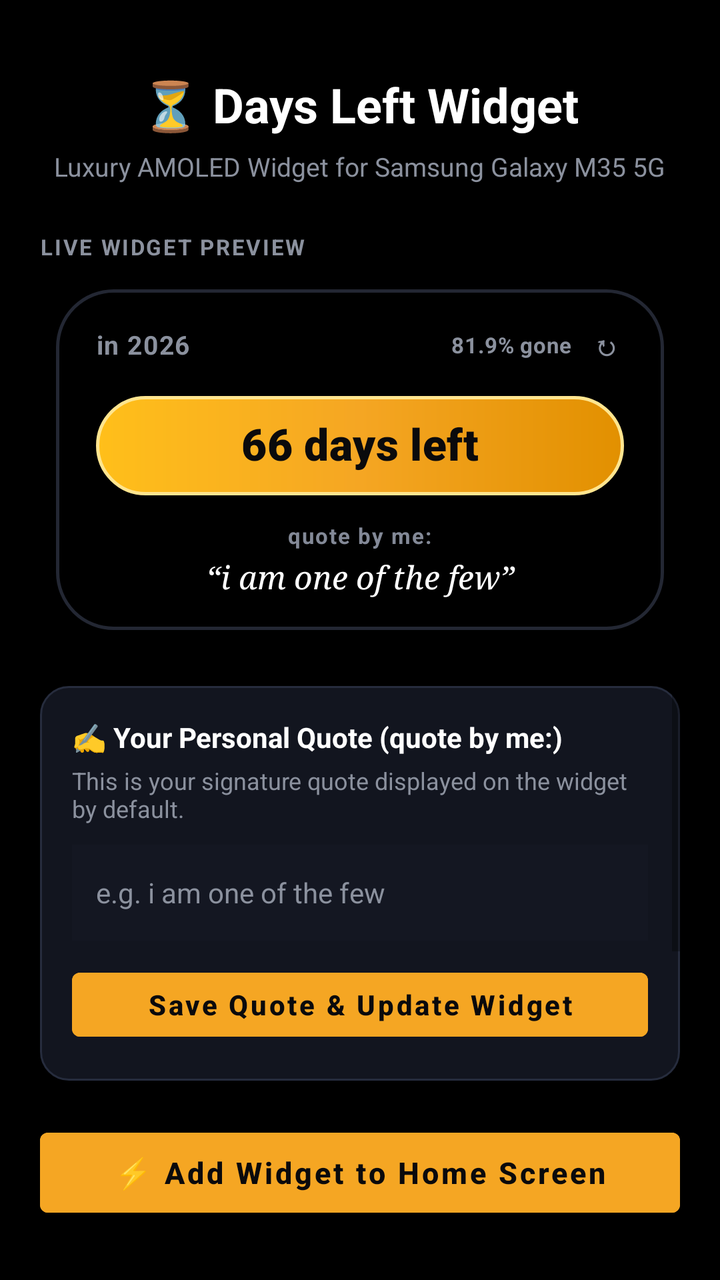
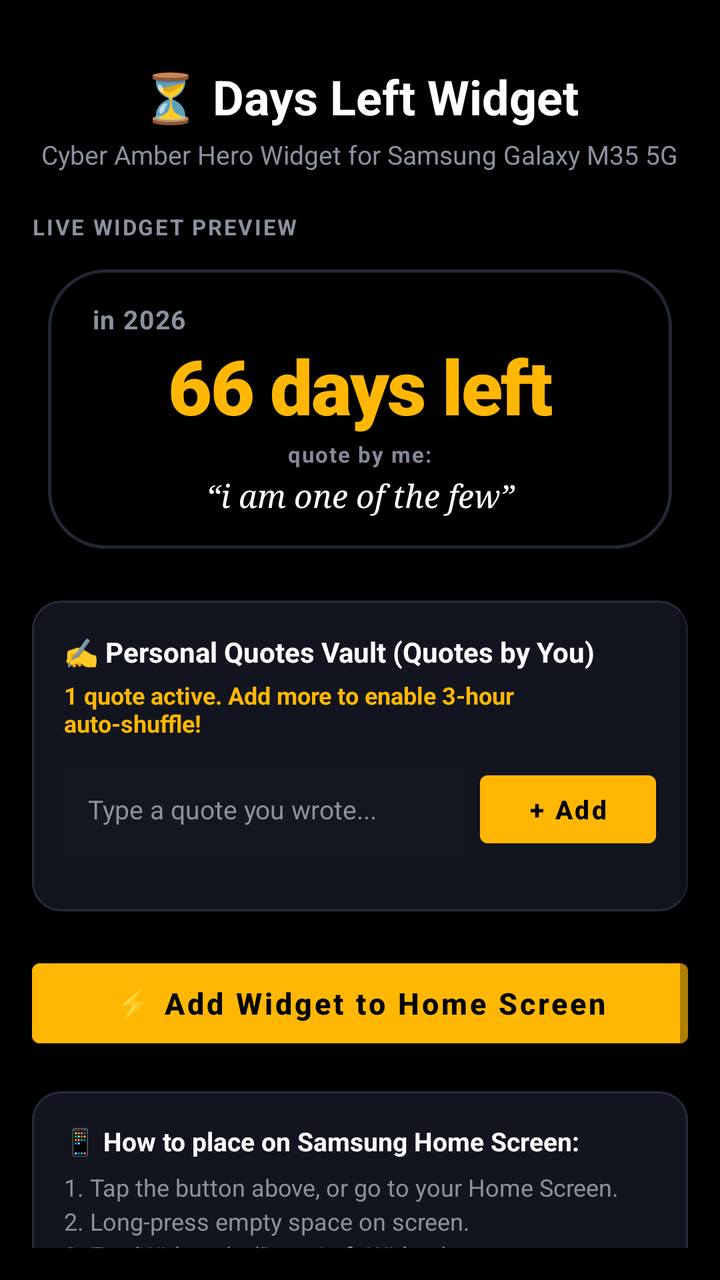

An Android layout rendered at two revisions. The XML below is the earlier revision; the diff shows what the commit changed to produce the second picture.
<!-- AndroidManifest.xml: application theme Theme.DaysLeftWidget -->
<!-- res/layout/activity_main.xml -->
<?xml version="1.0" encoding="utf-8"?>
<ScrollView xmlns:android="http://schemas.android.com/apk/res/android"
    android:layout_width="match_parent"
    android:layout_height="match_parent"
    android:background="@color/widget_card_background"
    android:padding="20dp">

    <LinearLayout
        android:layout_width="match_parent"
        android:layout_height="wrap_content"
        android:gravity="center_horizontal"
        android:orientation="vertical">

        
        <TextView
            android:layout_width="wrap_content"
            android:layout_height="wrap_content"
            android:layout_marginTop="16dp"
            android:text="⏳ Days Left Widget"
            android:textColor="@color/text_title"
            android:textSize="24sp"
            android:textStyle="bold" />

        <TextView
            android:layout_width="wrap_content"
            android:layout_height="wrap_content"
            android:layout_marginTop="6dp"
            android:gravity="center"
            android:text="Luxury AMOLED Widget for Samsung Galaxy M35 5G"
            android:textColor="@color/text_muted"
            android:textSize="13sp" />

        
        <TextView
            android:layout_width="match_parent"
            android:layout_height="wrap_content"
            android:layout_marginTop="24dp"
            android:text="LIVE WIDGET PREVIEW"
            android:textColor="@color/text_muted"
            android:textSize="11sp"
            android:textStyle="bold"
            android:letterSpacing="0.08" />

        <include
            android:id="@+id/preview_widget"
            layout="@layout/widget_days_left"
            android:layout_width="match_parent"
            android:layout_height="wrap_content"
            android:layout_marginTop="8dp" />

        
        <LinearLayout
            android:layout_width="match_parent"
            android:layout_height="wrap_content"
            android:layout_marginTop="22dp"
            android:background="@drawable/quote_bg"
            android:orientation="vertical"
            android:padding="16dp">

            <TextView
                android:layout_width="wrap_content"
                android:layout_height="wrap_content"
                android:text="✍️ Your Personal Quote (quote by me:)"
                android:textColor="@color/text_title"
                android:textSize="14sp"
                android:textStyle="bold" />

            <TextView
                android:layout_width="wrap_content"
                android:layout_height="wrap_content"
                android:layout_marginTop="4dp"
                android:text="This is your signature quote displayed on the widget by default."
                android:textColor="@color/text_muted"
                android:textSize="12sp" />

            <EditText
                android:id="@+id/et_custom_quote"
                android:layout_width="match_parent"
                android:layout_height="48dp"
                android:layout_marginTop="10dp"
                android:background="@color/input_bg"
                android:hint="e.g. i am one of the few"
                android:paddingStart="12dp"
                android:paddingEnd="12dp"
                android:textColor="@color/white"
                android:textColorHint="@color/text_muted"
                android:textSize="14sp" />

            <Button
                android:id="@+id/btn_save_quote"
                android:layout_width="match_parent"
                android:layout_height="44dp"
                android:layout_marginTop="10dp"
                android:backgroundTint="@color/accent_color"
                android:text="Save Quote &amp; Update Widget"
                android:textAllCaps="false"
                android:textColor="@color/pill_text_dark"
                android:textSize="14sp"
                android:textStyle="bold" />
        </LinearLayout>

        
        <Button
            android:id="@+id/btn_pin_widget"
            android:layout_width="match_parent"
            android:layout_height="52dp"
            android:layout_marginTop="20dp"
            android:backgroundTint="@color/accent_color"
            android:text="⚡ Add Widget to Home Screen"
            android:textAllCaps="false"
            android:textColor="@color/pill_text_dark"
            android:textSize="15sp"
            android:textStyle="bold" />

        
        <LinearLayout
            android:layout_width="match_parent"
            android:layout_height="wrap_content"
            android:layout_marginTop="20dp"
            android:background="@drawable/quote_bg"
            android:orientation="vertical"
            android:padding="16dp">

            <TextView
                android:layout_width="wrap_content"
                android:layout_height="wrap_content"
                android:text="📱 How to place on Samsung Home Screen:"
                android:textColor="@color/text_title"
                android:textSize="13sp"
                android:textStyle="bold" />

            <TextView
                android:layout_width="wrap_content"
                android:layout_height="wrap_content"
                android:layout_marginTop="6dp"
                android:lineSpacingExtra="3dp"
                android:text="1. Tap the button above, or go to Home Screen.\n2. Long-press empty space on screen.\n3. Tap 'Widgets' &gt; 'Days Left Widget'.\n4. Drag it to your home screen.\n5. Resize width to span nicely across screen."
                android:textColor="@color/text_muted"
                android:textSize="12sp" />
        </LinearLayout>

        
        <TextView
            android:layout_width="wrap_content"
            android:layout_height="wrap_content"
            android:layout_marginTop="16dp"
            android:layout_marginBottom="24dp"
            android:text="💡 Tip: Tap the widget on your home screen anytime to rotate quotes!"
            android:textColor="@color/text_accent_gold"
            android:textSize="12sp" />

    </LinearLayout>
</ScrollView>
<!-- res/layout/widget_days_left.xml (included above) -->
<?xml version="1.0" encoding="utf-8"?>
<FrameLayout xmlns:android="http://schemas.android.com/apk/res/android"
    android:id="@+id/widget_root"
    android:layout_width="match_parent"
    android:layout_height="match_parent"
    android:paddingStart="8dp"
    android:paddingEnd="8dp"
    android:paddingTop="6dp"
    android:paddingBottom="6dp">

    
    <LinearLayout
        android:id="@+id/widget_card"
        android:layout_width="match_parent"
        android:layout_height="match_parent"
        android:background="@drawable/widget_card_bg"
        android:orientation="vertical"
        android:paddingStart="20dp"
        android:paddingEnd="20dp"
        android:paddingTop="16dp"
        android:paddingBottom="16dp">

        
        <RelativeLayout
            android:layout_width="match_parent"
            android:layout_height="wrap_content">

            <TextView
                android:id="@+id/tv_year_label"
                android:layout_width="wrap_content"
                android:layout_height="wrap_content"
                android:layout_alignParentStart="true"
                android:layout_centerVertical="true"
                android:text="in 2026"
                android:textColor="@color/text_header_muted"
                android:textSize="13sp"
                android:textStyle="bold"
                android:letterSpacing="0.04" />

            <LinearLayout
                android:layout_width="wrap_content"
                android:layout_height="wrap_content"
                android:layout_alignParentEnd="true"
                android:layout_centerVertical="true"
                android:gravity="center_vertical"
                android:orientation="horizontal">

                <TextView
                    android:id="@+id/tv_percent_badge"
                    android:layout_width="wrap_content"
                    android:layout_height="wrap_content"
                    android:text="81.9% gone"
                    android:textColor="@color/text_header_muted"
                    android:textSize="11sp"
                    android:textStyle="bold"
                    android:letterSpacing="0.02" />

                <TextView
                    android:id="@+id/btn_refresh"
                    android:layout_width="wrap_content"
                    android:layout_height="wrap_content"
                    android:layout_marginStart="8dp"
                    android:padding="2dp"
                    android:text="↻"
                    android:textColor="@color/text_header_muted"
                    android:textSize="14sp"
                    android:textStyle="bold" />
            </LinearLayout>
        </RelativeLayout>

        
        <LinearLayout
            android:layout_width="match_parent"
            android:layout_height="wrap_content"
            android:layout_marginTop="14dp"
            android:layout_marginBottom="14dp"
            android:gravity="center">

            <TextView
                android:id="@+id/tv_pill_days"
                android:layout_width="match_parent"
                android:layout_height="wrap_content"
                android:background="@drawable/pill_gold_bg"
                android:gravity="center"
                android:paddingTop="12dp"
                android:paddingBottom="12dp"
                android:paddingStart="18dp"
                android:paddingEnd="18dp"
                android:text="66 days left"
                android:textColor="@color/pill_text_dark"
                android:textSize="22sp"
                android:textStyle="bold"
                android:fontFamily="sans-serif-black"
                android:includeFontPadding="false"
                android:letterSpacing="0.01" />
        </LinearLayout>

        
        <LinearLayout
            android:id="@+id/quote_container"
            android:layout_width="match_parent"
            android:layout_height="wrap_content"
            android:gravity="center"
            android:orientation="vertical">

            <TextView
                android:id="@+id/tv_quote_label"
                android:layout_width="wrap_content"
                android:layout_height="wrap_content"
                android:text="quote by me:"
                android:textColor="@color/quote_label_color"
                android:textSize="11sp"
                android:textStyle="bold"
                android:letterSpacing="0.06"
                android:includeFontPadding="false" />

            <TextView
                android:id="@+id/tv_quote_text"
                android:layout_width="match_parent"
                android:layout_height="wrap_content"
                android:layout_marginTop="3dp"
                android:gravity="center"
                android:text="“i am one of the few”"
                android:textColor="@color/quote_text_color"
                android:textSize="16sp"
                android:textStyle="italic"
                android:fontFamily="serif"
                android:maxLines="2"
                android:ellipsize="end"
                android:lineSpacingExtra="2dp" />
        </LinearLayout>

    </LinearLayout>
</FrameLayout>
<!-- resources referenced by this layout -->
<resources>
  <color name="accent_color">#F5A623</color>
  <color name="input_bg">#141722</color>
  <color name="pill_text_dark">#0A0A0C</color>
  <color name="quote_label_color">#838997</color>
  <color name="quote_text_color">#FFFFFF</color>
  <color name="text_accent_gold">#F5A623</color>
  <color name="text_header_muted">#8B919E</color>
  <color name="text_muted">#8B919E</color>
  <color name="text_title">#FFFFFF</color>
  <color name="white">#FFFFFFFF</color>
  <color name="widget_card_background">#000000</color>
  <!-- drawable pill_gold_bg (drawable) -->
  <?xml version="1.0" encoding="utf-8"?>
  <shape xmlns:android="http://schemas.android.com/apk/res/android"
      android:shape="rectangle">
      <gradient
          android:angle="0"
          android:startColor="@color/gold_gradient_start"
          android:centerColor="@color/gold_gradient_center"
          android:endColor="@color/gold_gradient_end"
          android:type="linear" />
      <corners android:radius="32dp" />
      <stroke
          android:width="1.5dp"
          android:color="@color/gold_rim_light" />
  </shape>
  <!-- drawable quote_bg (drawable) -->
  <?xml version="1.0" encoding="utf-8"?>
  <shape xmlns:android="http://schemas.android.com/apk/res/android"
      android:shape="rectangle">
      <solid android:color="@color/quote_bg" />
      <corners android:radius="14dp" />
      <stroke
          android:width="1dp"
          android:color="@color/badge_border" />
  </shape>
  <!-- drawable widget_card_bg (drawable) -->
  <?xml version="1.0" encoding="utf-8"?>
  <shape xmlns:android="http://schemas.android.com/apk/res/android"
      android:shape="rectangle">
      <solid android:color="@color/widget_card_background" />
      <corners android:radius="28dp" />
      <stroke
          android:width="1.5dp"
          android:color="@color/widget_card_border" />
  </shape>
  <style name="Theme.DaysLeftWidget" parent="Theme.MaterialComponents.DayNight.NoActionBar">
          <item name="colorPrimary">@color/primary_dark</item>
          <item name="colorSecondary">@color/accent_color</item>
          <item name="android:statusBarColor">@color/primary_dark</item>
          <item name="android:windowBackground">@color/primary_dark</item>
      </style>
  <color name="gold_gradient_start">#FFBF1A</color>
  <color name="gold_gradient_center">#F5A623</color>
  <color name="gold_gradient_end">#E29000</color>
  <color name="gold_rim_light">#FFE58F</color>
  <color name="quote_bg">#12151F</color>
  <color name="badge_border">#262C3D</color>
  <color name="widget_card_border">#232733</color>
  <color name="primary_dark">#000000</color>
</resources>

<!-- the commit's change to res/layout/activity_main.xml (unified diff, before → after) -->
@@ -3,7 +3,7 @@
     android:layout_width="match_parent"
     android:layout_height="match_parent"
     android:background="@color/widget_card_background"
-    android:padding="20dp">
+    android:padding="16dp">
 
     <LinearLayout
         android:layout_width="match_parent"
@@ -24,9 +24,9 @@
         <TextView
             android:layout_width="wrap_content"
             android:layout_height="wrap_content"
-            android:layout_marginTop="6dp"
+            android:layout_marginTop="4dp"
             android:gravity="center"
-            android:text="Luxury AMOLED Widget for Samsung Galaxy M35 5G"
+            android:text="Cyber Amber Hero Widget for Samsung Galaxy M35 5G"
             android:textColor="@color/text_muted"
             android:textSize="13sp" />
 
@@ -34,7 +34,7 @@
         <TextView
             android:layout_width="match_parent"
             android:layout_height="wrap_content"
-            android:layout_marginTop="24dp"
+            android:layout_marginTop="20dp"
             android:text="LIVE WIDGET PREVIEW"
             android:textColor="@color/text_muted"
             android:textSize="11sp"
@@ -52,70 +52,6 @@
         <LinearLayout
             android:layout_width="match_parent"
             android:layout_height="wrap_content"
-            android:layout_marginTop="22dp"
-            android:background="@drawable/quote_bg"
-            android:orientation="vertical"
-            android:padding="16dp">
-
-            <TextView
-                android:layout_width="wrap_content"
-                android:layout_height="wrap_content"
-                android:text="✍️ Your Personal Quote (quote by me:)"
-                android:textColor="@color/text_title"
-                android:textSize="14sp"
-                android:textStyle="bold" />
-
-            <TextView
-                android:layout_width="wrap_content"
-                android:layout_height="wrap_content"
-                android:layout_marginTop="4dp"
-                android:text="This is your signature quote displayed on the widget by default."
-                android:textColor="@color/text_muted"
-                android:textSize="12sp" />
-
-            <EditText
-                android:id="@+id/et_custom_quote"
-                android:layout_width="match_parent"
-                android:layout_height="48dp"
-                android:layout_marginTop="10dp"
-                android:background="@color/input_bg"
-                android:hint="e.g. i am one of the few"
-                android:paddingStart="12dp"
-                android:paddingEnd="12dp"
-                android:textColor="@color/white"
-                android:textColorHint="@color/text_muted"
-                android:textSize="14sp" />
-
-            <Button
-                android:id="@+id/btn_save_quote"
-                android:layout_width="match_parent"
-                android:layout_height="44dp"
-                android:layout_marginTop="10dp"
-                android:backgroundTint="@color/accent_color"
-                android:text="Save Quote &amp; Update Widget"
-                android:textAllCaps="false"
-                android:textColor="@color/pill_text_dark"
-                android:textSize="14sp"
-                android:textStyle="bold" />
-        </LinearLayout>
-
-        
-        <Button
-            android:id="@+id/btn_pin_widget"
-            android:layout_width="match_parent"
-            android:layout_height="52dp"
-            android:layout_marginTop="20dp"
-            android:backgroundTint="@color/accent_color"
-            android:text="⚡ Add Widget to Home Screen"
-            android:textAllCaps="false"
-            android:textColor="@color/pill_text_dark"
-            android:textSize="15sp"
-            android:textStyle="bold" />
-
-        
-        <LinearLayout
-            android:layout_width="match_parent"
-            android:layout_height="wrap_content"
             android:layout_marginTop="20dp"
             android:background="@drawable/quote_bg"
             android:orientation="vertical"
@@ -124,6 +60,89 @@
             <TextView
                 android:layout_width="wrap_content"
                 android:layout_height="wrap_content"
+                android:text="✍️ Personal Quotes Vault (Quotes by You)"
+                android:textColor="@color/text_title"
+                android:textSize="14sp"
+                android:textStyle="bold" />
+
+            
+            <TextView
+                android:id="@+id/tv_vault_status"
+                android:layout_width="wrap_content"
+                android:layout_height="wrap_content"
+                android:layout_marginTop="4dp"
+                android:text="1 quote active. Add more to enable 3-hour auto-shuffle!"
+                android:textColor="@color/hero_days_color"
+                android:textSize="12sp"
+                android:textStyle="bold" />
+
+            
+            <LinearLayout
+                android:layout_width="match_parent"
+                android:layout_height="wrap_content"
+                android:layout_marginTop="12dp"
+                android:orientation="horizontal">
+
+                <EditText
+                    android:id="@+id/et_new_quote"
+                    android:layout_width="0dp"
+                    android:layout_height="46dp"
+                    android:layout_weight="1"
+                    android:background="@color/input_bg"
+                    android:hint="Type a quote you wrote..."
+                    android:paddingStart="12dp"
+                    android:paddingEnd="12dp"
+                    android:textColor="@color/white"
+                    android:textColorHint="@color/text_muted"
+                    android:textSize="13sp" />
+
+                <Button
+                    android:id="@+id/btn_add_quote"
+                    android:layout_width="wrap_content"
+                    android:layout_height="46dp"
+                    android:layout_marginStart="8dp"
+                    android:backgroundTint="@color/hero_days_color"
+                    android:text="+ Add"
+                    android:textAllCaps="false"
+                    android:textColor="@color/black"
+                    android:textSize="13sp"
+                    android:textStyle="bold" />
+            </LinearLayout>
+
+            
+            <LinearLayout
+                android:id="@+id/container_quotes_list"
+                android:layout_width="match_parent"
+                android:layout_height="wrap_content"
+                android:layout_marginTop="12dp"
+                android:orientation="vertical" />
+        </LinearLayout>
+
+        
+        <Button
+            android:id="@+id/btn_pin_widget"
+            android:layout_width="match_parent"
+            android:layout_height="52dp"
+            android:layout_marginTop="20dp"
+            android:backgroundTint="@color/hero_days_color"
+            android:text="⚡ Add Widget to Home Screen"
+            android:textAllCaps="false"
+            android:textColor="@color/black"
+            android:textSize="15sp"
+            android:textStyle="bold" />
+
+        
+        <LinearLayout
+            android:layout_width="match_parent"
+            android:layout_height="wrap_content"
+            android:layout_marginTop="18dp"
+            android:background="@drawable/quote_bg"
+            android:orientation="vertical"
+            android:padding="16dp">
+
+            <TextView
+                android:layout_width="wrap_content"
+                android:layout_height="wrap_content"
                 android:text="📱 How to place on Samsung Home Screen:"
                 android:textColor="@color/text_title"
                 android:textSize="13sp"
@@ -134,7 +153,7 @@
                 android:layout_height="wrap_content"
                 android:layout_marginTop="6dp"
                 android:lineSpacingExtra="3dp"
-                android:text="1. Tap the button above, or go to Home Screen.\n2. Long-press empty space on screen.\n3. Tap 'Widgets' &gt; 'Days Left Widget'.\n4. Drag it to your home screen.\n5. Resize width to span nicely across screen."
+                android:text="1. Tap the button above, or go to your Home Screen.\n2. Long-press empty space on screen.\n3. Tap 'Widgets' &gt; 'Days Left Widget'.\n4. Drag it to your desired spot.\n5. Resize width to span nicely across your screen."
                 android:textColor="@color/text_muted"
                 android:textSize="12sp" />
         </LinearLayout>
@@ -145,8 +164,8 @@
             android:layout_height="wrap_content"
             android:layout_marginTop="16dp"
             android:layout_marginBottom="24dp"
-            android:text="💡 Tip: Tap the widget on your home screen anytime to rotate quotes!"
-            android:textColor="@color/text_accent_gold"
+            android:text="💡 Tip: Quotes shuffle automatically every 3 hours. Tapping the widget previews the next quote anytime."
+            android:textColor="@color/hero_days_color"
             android:textSize="12sp" />
 
     </LinearLayout>
@@ -169,84 +188,49 @@
         android:layout_height="match_parent"
         android:background="@drawable/widget_card_bg"
         android:orientation="vertical"
-        android:paddingStart="20dp"
-        android:paddingEnd="20dp"
+        android:paddingStart="22dp"
+        android:paddingEnd="22dp"
         android:paddingTop="16dp"
         android:paddingBottom="16dp">
 
         
-        <RelativeLayout
-            android:layout_width="match_parent"
-            android:layout_height="wrap_content">
+        <LinearLayout
+            android:layout_width="match_parent"
+            android:layout_height="wrap_content"
+            android:orientation="horizontal">
 
             <TextView
                 android:id="@+id/tv_year_label"
                 android:layout_width="wrap_content"
                 android:layout_height="wrap_content"
-                android:layout_alignParentStart="true"
-                android:layout_centerVertical="true"
                 android:text="in 2026"
                 android:textColor="@color/text_header_muted"
                 android:textSize="13sp"
                 android:textStyle="bold"
                 android:letterSpacing="0.04" />
-
-            <LinearLayout
-                android:layout_width="wrap_content"
-                android:layout_height="wrap_content"
-                android:layout_alignParentEnd="true"
-                android:layout_centerVertical="true"
-                android:gravity="center_vertical"
-                android:orientation="horizontal">
-
-                <TextView
-                    android:id="@+id/tv_percent_badge"
-                    android:layout_width="wrap_content"
-                    android:layout_height="wrap_content"
-                    android:text="81.9% gone"
-                    android:textColor="@color/text_header_muted"
-                    android:textSize="11sp"
-                    android:textStyle="bold"
-                    android:letterSpacing="0.02" />
-
-                <TextView
-                    android:id="@+id/btn_refresh"
-                    android:layout_width="wrap_content"
-                    android:layout_height="wrap_content"
-                    android:layout_marginStart="8dp"
-                    android:padding="2dp"
-                    android:text="↻"
-                    android:textColor="@color/text_header_muted"
-                    android:textSize="14sp"
-                    android:textStyle="bold" />
-            </LinearLayout>
-        </RelativeLayout>
-
-        
-        <LinearLayout
-            android:layout_width="match_parent"
-            android:layout_height="wrap_content"
-            android:layout_marginTop="14dp"
-            android:layout_marginBottom="14dp"
-            android:gravity="center">
-
-            <TextView
-                android:id="@+id/tv_pill_days"
-                android:layout_width="match_parent"
-                android:layout_height="wrap_content"
-                android:background="@drawable/pill_gold_bg"
+        </LinearLayout>
+
+        
+        <LinearLayout
+            android:layout_width="match_parent"
+            android:layout_height="0dp"
+            android:layout_weight="1"
+            android:gravity="center"
+            android:paddingTop="4dp"
+            android:paddingBottom="4dp">
+
+            <TextView
+                android:id="@+id/tv_days_hero"
+                android:layout_width="match_parent"
+                android:layout_height="wrap_content"
                 android:gravity="center"
-                android:paddingTop="12dp"
-                android:paddingBottom="12dp"
-                android:paddingStart="18dp"
-                android:paddingEnd="18dp"
                 android:text="66 days left"
-                android:textColor="@color/pill_text_dark"
-                android:textSize="22sp"
+                android:textColor="@color/hero_days_color"
+                android:textSize="38sp"
                 android:textStyle="bold"
                 android:fontFamily="sans-serif-black"
                 android:includeFontPadding="false"
-                android:letterSpacing="0.01" />
+                android:letterSpacing="-0.02" />
         </LinearLayout>
 
         
<!-- resource entries referenced after the edit -->
@@ -1,31 +1,16 @@
 <!-- resources referenced by this layout -->
 <resources>
-  <color name="accent_color">#F5A623</color>
+  <color name="black">#FF000000</color>
+  <color name="hero_days_color">#FFB703</color>
+  <color name="accent_color">#FFB703</color>
   <color name="input_bg">#141722</color>
-  <color name="pill_text_dark">#0A0A0C</color>
   <color name="quote_label_color">#838997</color>
   <color name="quote_text_color">#FFFFFF</color>
-  <color name="text_accent_gold">#F5A623</color>
   <color name="text_header_muted">#8B919E</color>
   <color name="text_muted">#8B919E</color>
   <color name="text_title">#FFFFFF</color>
   <color name="white">#FFFFFFFF</color>
   <color name="widget_card_background">#000000</color>
-  <!-- drawable pill_gold_bg (drawable) -->
-  <?xml version="1.0" encoding="utf-8"?>
-  <shape xmlns:android="http://schemas.android.com/apk/res/android"
-      android:shape="rectangle">
-      <gradient
-          android:angle="0"
-          android:startColor="@color/gold_gradient_start"
-          android:centerColor="@color/gold_gradient_center"
-          android:endColor="@color/gold_gradient_end"
-          android:type="linear" />
-      <corners android:radius="32dp" />
-      <stroke
-          android:width="1.5dp"
-          android:color="@color/gold_rim_light" />
-  </shape>
   <!-- drawable quote_bg (drawable) -->
   <?xml version="1.0" encoding="utf-8"?>
   <shape xmlns:android="http://schemas.android.com/apk/res/android"
@@ -52,10 +37,6 @@
           <item name="android:statusBarColor">@color/primary_dark</item>
           <item name="android:windowBackground">@color/primary_dark</item>
       </style>
-  <color name="gold_gradient_start">#FFBF1A</color>
-  <color name="gold_gradient_center">#F5A623</color>
-  <color name="gold_gradient_end">#E29000</color>
-  <color name="gold_rim_light">#FFE58F</color>
   <color name="quote_bg">#12151F</color>
   <color name="badge_border">#262C3D</color>
   <color name="widget_card_border">#232733</color>
